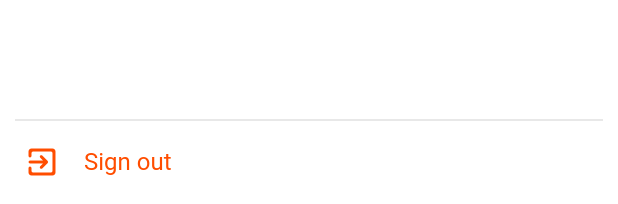
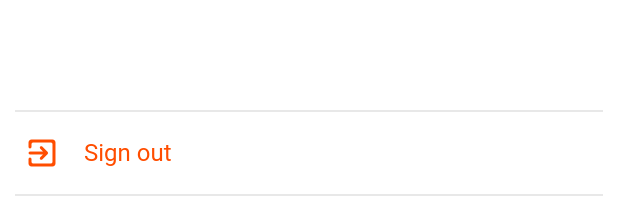
Before and after one commit to Mattias170624/Cetasol_App, a Flutter app: the SettingsScreen widget shown alone on an empty page, opened directly, on a phone screen of 412 x 824 dp. Shown: the part 1029-1233 px from the top of the screen. Run offline on Flutter 3.47's test engine with Material 2 defaults, Android fonts, the phone set to English and light mode, and no system bars; our stand-ins replace awesome_bottom_bar, cloud_firestore, firebase_auth, firebase_core, form_field_validator, intl_phone_number_input and 1 more; accounts and stored records are empty.

Commit message:
Edited small margin on IOS

```diff
--- a/lib/Widgets/NavScreenWidgets/SettingsPage/settings_screen.dart
+++ b/lib/Widgets/NavScreenWidgets/SettingsPage/settings_screen.dart
@@ -1,4 +1,6 @@
 // ignore_for_file: prefer_const_constructors
+
+import 'dart:io';
 
 import 'package:cetasol_app/FirebaseServices/firebase_auth.dart';
 import 'package:flutter/material.dart';
@@ -108,7 +110,14 @@ class _SettingsScreenState extends State<SettingsScreen> {
                       ),
                     ),
                   ),
-                  Padding(padding: EdgeInsets.only(bottom: 10)),
+                  Divider(
+                    thickness: 1,
+                    endIndent: 10,
+                    indent: 10,
+                  ),
+                  Padding(
+                    padding: EdgeInsets.only(bottom: Platform.isIOS ? 20 : 0),
+                  ),
                 ],
               ),
             ),
```
